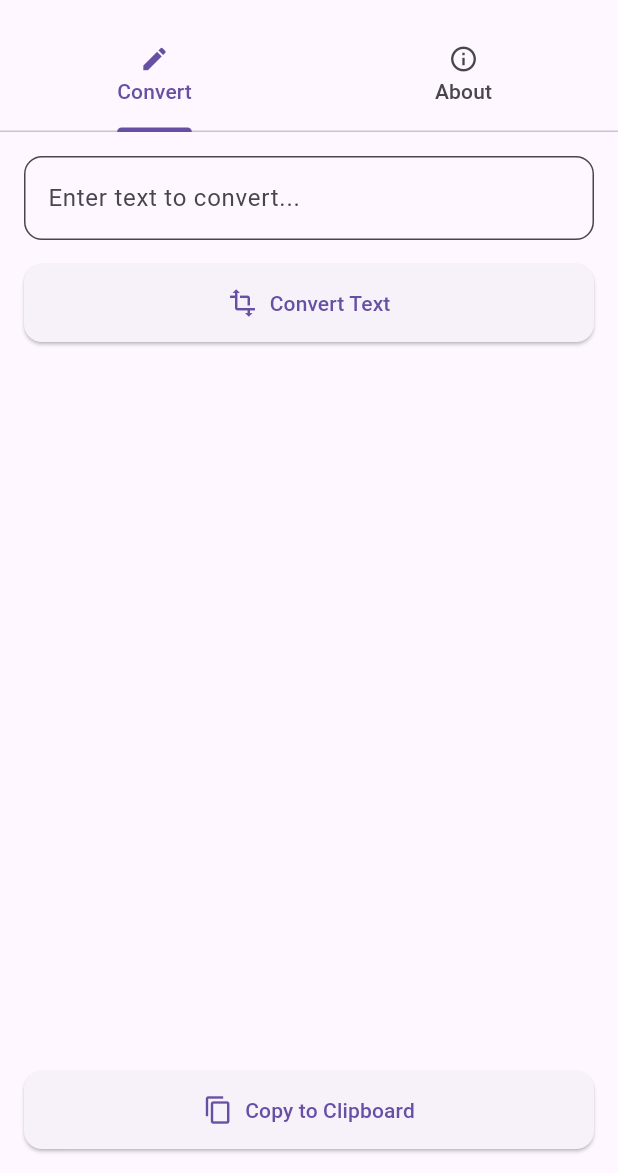
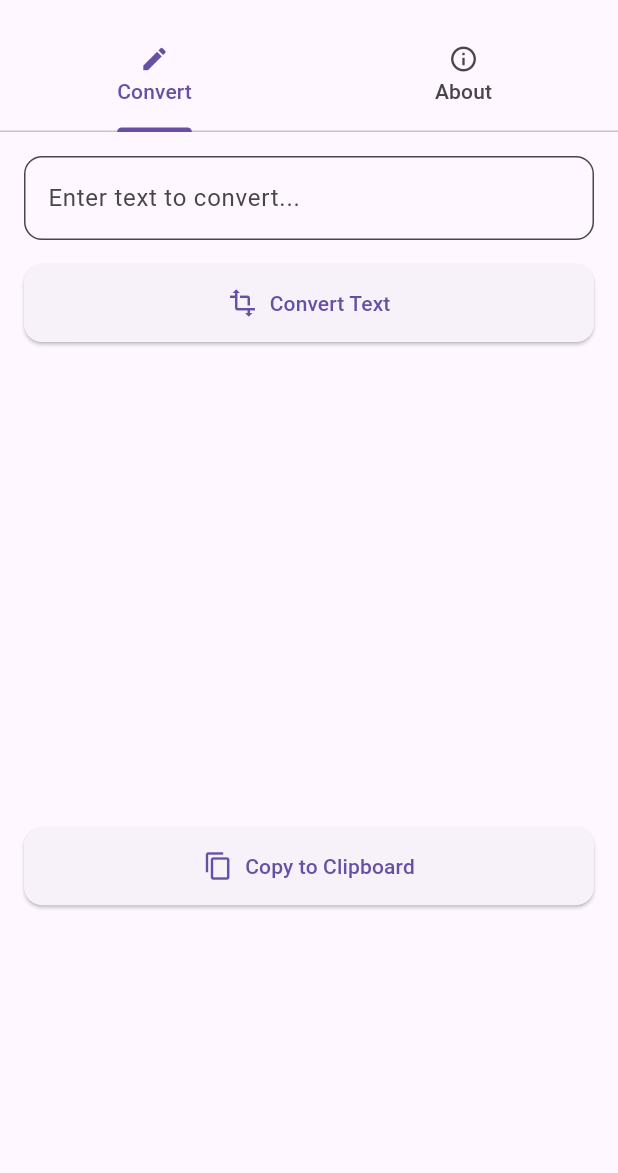
Before and after one commit to qianzhu233/aegisub_ruby_helper, a Flutter app: the screen it shows after launch, on a phone screen of 412 x 824 dp, the part 63-1236 px from its top. Run offline on Flutter 3.47's test engine with Material 3 defaults, Android fonts, the light colour scheme and no system bars.

Commit message:
fix bug - 输入框溢出应用程序界面

```diff
--- a/lib/main.dart
+++ b/lib/main.dart
@@ -85,7 +85,7 @@ String _processLineForK1(String line) {
     line = '{\\k1}$line';
   }
 
-  // Step 2: 处理 {{photrans|汉字|假名}} 格式
+  // Step 2: 处理 {{p(P)hotrans|汉字|假名}} 格式
   line = line.replaceAllMapped(RegExp(r'\{\{[pP]hotrans\|([^|]+)\|([^}]+)\}\}'), (match) {
     return '{\\k1}${match.group(1)}|<${match.group(2)}{\\k1}';
   });
@@ -197,7 +197,10 @@ String _processLineForK1(String line) {
             child: Column(
               crossAxisAlignment: CrossAxisAlignment.stretch,
               children: <Widget>[
-                TextField(
+                // 输入框部分
+                Flexible(
+                  flex: 3,
+                  child: TextField(
                     controller: _controller,
                     maxLines: null,
                     decoration: InputDecoration(
@@ -209,7 +212,9 @@ String _processLineForK1(String line) {
                       fillColor: Theme.of(context).cardColor,
                     ),
                   ),
+                ),
                 const SizedBox(height: 16),
+                // 转换按钮
                 ElevatedButton.icon(
                   onPressed: _convertText,
                   icon: const Icon(Icons.transform, size: 20),
@@ -222,7 +227,9 @@ String _processLineForK1(String line) {
                   ),
                 ),
                 const SizedBox(height: 16),
+                // 输出框部分
                 Expanded(
+                  flex: 4,
                   child: SingleChildScrollView(
                     child: Container(
                       padding: const EdgeInsets.all(12),
@@ -237,6 +244,7 @@ String _processLineForK1(String line) {
                     ),
                   ),
                 ),
+                // 复制按钮
                 Padding(
                   padding: const EdgeInsets.only(top: 16.0),
                   child: ElevatedButton.icon(
@@ -254,6 +262,7 @@ String _processLineForK1(String line) {
               ],
             ),
           ),
+          // 关于页面
           const Padding(
             padding: EdgeInsets.all(16.0),
             child: Center(
```
Lines whose indentation alone changed are shown as unchanged.
